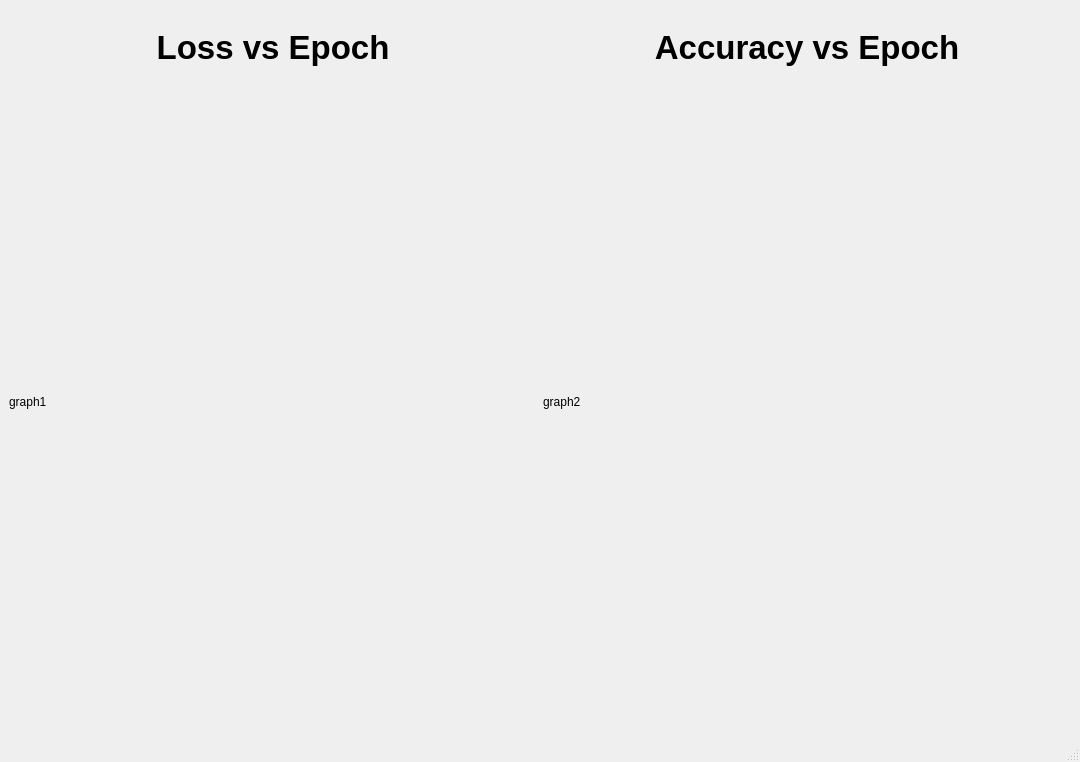
This is scripts/train_viewer.ui in kiritigowda/MIVisionX-Neural-Net-Workflow as Qt 5 draws it before an edit. The edited form follows.
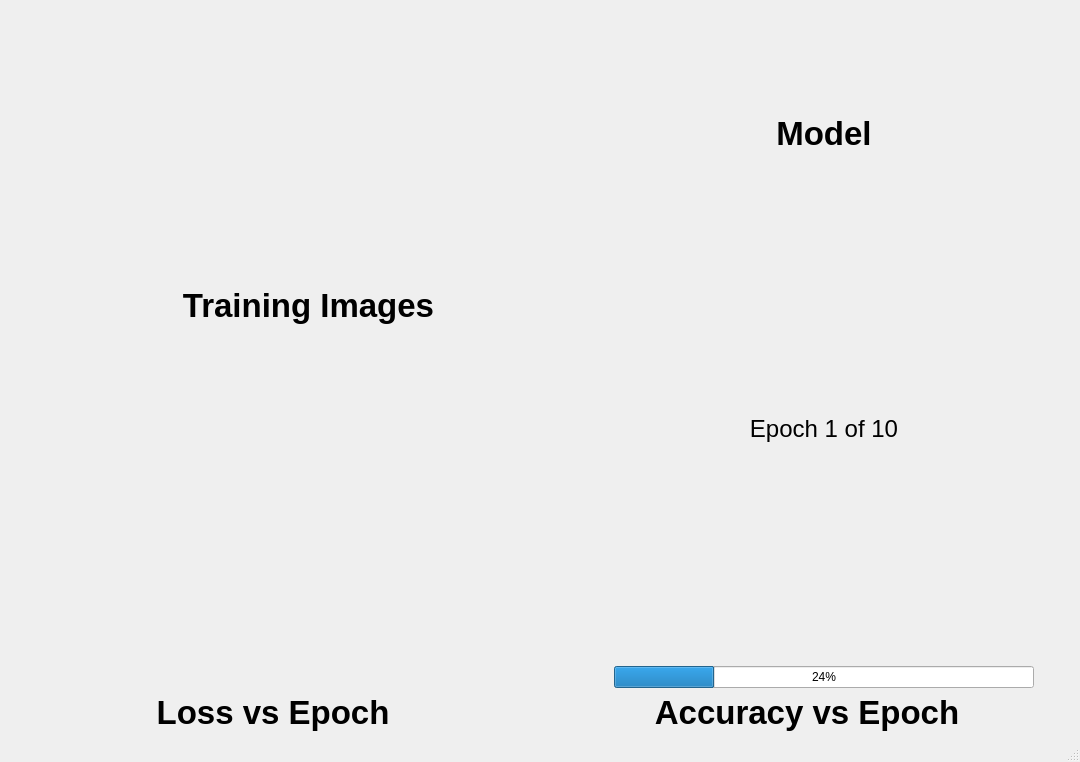
This is the edited form. Icons and pictures are not drawn.

Commit message:
H/training docker (#2)
* adding results to csv file

* train_viewer update

* changing writes to file

* first entry as list too

* docker running

```diff
--- a/scripts/train_viewer.ui
+++ b/scripts/train_viewer.ui
@@ -94,14 +94,144 @@
       </item>
      </layout>
     </item>
+    <item>
+     <layout class="QHBoxLayout" name="horizontalLayout_2">
+      <item>
+       <layout class="QVBoxLayout" name="image_verticalLayout">
+        <item>
+         <widget class="QLabel" name="image_label">
+          <property name="sizePolicy">
+           <sizepolicy hsizetype="Preferred" vsizetype="Fixed">
+            <horstretch>0</horstretch>
+            <verstretch>0</verstretch>
+           </sizepolicy>
+          </property>
+          <property name="minimumSize">
+           <size>
+            <width>525</width>
+            <height>0</height>
+           </size>
+          </property>
+          <property name="font">
+           <font>
+            <pointsize>25</pointsize>
+            <weight>75</weight>
+            <bold>true</bold>
+           </font>
+          </property>
+          <property name="text">
+           <string>Training Images</string>
+          </property>
+          <property name="alignment">
+           <set>Qt::AlignCenter</set>
+          </property>
+         </widget>
+        </item>
+        <item>
+         <widget class="QLabel" name="image_frame">
+          <property name="sizePolicy">
+           <sizepolicy hsizetype="Fixed" vsizetype="Fixed">
+            <horstretch>0</horstretch>
+            <verstretch>0</verstretch>
+           </sizepolicy>
+          </property>
+          <property name="text">
+           <string/>
+          </property>
+          <property name="alignment">
+           <set>Qt::AlignCenter</set>
+          </property>
+         </widget>
+        </item>
+       </layout>
+      </item>
+      <item>
+       <layout class="QVBoxLayout" name="model_verticalLayout">
+        <item>
+         <widget class="QLabel" name="model_label">
+          <property name="sizePolicy">
+           <sizepolicy hsizetype="Preferred" vsizetype="Fixed">
+            <horstretch>0</horstretch>
+            <verstretch>0</verstretch>
+           </sizepolicy>
+          </property>
+          <property name="font">
+           <font>
+            <pointsize>25</pointsize>
+            <weight>75</weight>
+            <bold>true</bold>
+           </font>
+          </property>
+          <property name="text">
+           <string>Model</string>
+          </property>
+          <property name="alignment">
+           <set>Qt::AlignCenter</set>
+          </property>
+         </widget>
+        </item>
+        <item>
+         <spacer name="verticalSpacer">
+          <property name="orientation">
+           <enum>Qt::Vertical</enum>
+          </property>
+          <property name="sizeType">
+           <enum>QSizePolicy::Preferred</enum>
+          </property>
+          <property name="sizeHint" stdset="0">
+           <size>
+            <width>20</width>
+            <height>40</height>
+           </size>
+          </property>
+         </spacer>
+        </item>
+        <item>
+         <widget class="QLabel" name="mProg_label">
+          <property name="font">
+           <font>
+            <pointsize>18</pointsize>
+           </font>
+          </property>
+          <property name="text">
+           <string>Epoch 1 of 10</string>
+          </property>
+          <property name="alignment">
+           <set>Qt::AlignCenter</set>
+          </property>
+         </widget>
+        </item>
+        <item>
+         <widget class="QProgressBar" name="model_progressBar">
+          <property name="sizePolicy">
+           <sizepolicy hsizetype="Minimum" vsizetype="Fixed">
+            <horstretch>0</horstretch>
+            <verstretch>0</verstretch>
+           </sizepolicy>
+          </property>
+          <property name="maximumSize">
+           <size>
+            <width>420</width>
+            <height>16777215</height>
+           </size>
+          </property>
+          <property name="value">
+           <number>24</number>
+          </property>
+         </widget>
+        </item>
+       </layout>
+      </item>
+     </layout>
+    </item>
     <item>
      <layout class="QHBoxLayout" name="horizontalLayout">
       <item>
-       <layout class="QVBoxLayout" name="verticalLayout">
+       <layout class="QVBoxLayout" name="l_verticalLayout">
         <item>
          <widget class="QLabel" name="ltitle_label">
           <property name="sizePolicy">
-           <sizepolicy hsizetype="Preferred" vsizetype="Preferred">
+           <sizepolicy hsizetype="Expanding" vsizetype="Fixed">
             <horstretch>0</horstretch>
             <verstretch>0</verstretch>
            </sizepolicy>
@@ -123,26 +253,16 @@
          </widget>
         </item>
         <item>
-         <widget class="QLabel" name="lgraph_label">
-          <property name="sizePolicy">
-           <sizepolicy hsizetype="Expanding" vsizetype="Expanding">
-            <horstretch>0</horstretch>
-            <verstretch>0</verstretch>
-           </sizepolicy>
-          </property>
-          <property name="text">
-           <string>graph1</string>
-          </property>
-         </widget>
+         <layout class="QVBoxLayout" name="verticalLayout"/>
         </item>
        </layout>
       </item>
       <item>
-       <layout class="QVBoxLayout" name="verticalLayout_2">
+       <layout class="QVBoxLayout" name="a_verticalLayout">
         <item>
          <widget class="QLabel" name="atitle_label">
           <property name="sizePolicy">
-           <sizepolicy hsizetype="Preferred" vsizetype="Preferred">
+           <sizepolicy hsizetype="Expanding" vsizetype="Fixed">
             <horstretch>0</horstretch>
             <verstretch>0</verstretch>
            </sizepolicy>
@@ -164,17 +284,7 @@
          </widget>
         </item>
         <item>
-         <widget class="QLabel" name="agraph_label">
-          <property name="sizePolicy">
-           <sizepolicy hsizetype="Expanding" vsizetype="Expanding">
-            <horstretch>0</horstretch>
-            <verstretch>0</verstretch>
-           </sizepolicy>
-          </property>
-          <property name="text">
-           <string>graph2</string>
-          </property>
-         </widget>
+         <layout class="QVBoxLayout" name="verticalLayout_2"/>
         </item>
        </layout>
       </item>
```
The commit also changes 5 other files.
